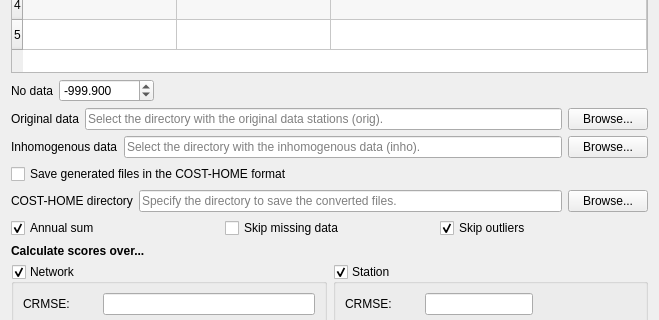
Above: GSIMCLI/interface/tools.benchmark.ui from iled/gsimcli before the change; both pictures show x 0 to 659 and y 188 to 508 of the 659 by 701 pixel window. Below: the same form after it.
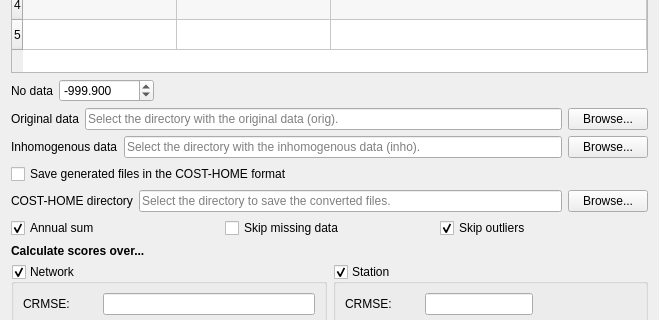
That is the form after the change.

Commit message: browse folder dialogs dialogs to the browse buttons of: orig data, inho data, save cost files. preserves the previously selected directory.

Patch:
```diff
--- a/GSIMCLI/interface/tools.benchmark.ui
+++ b/GSIMCLI/interface/tools.benchmark.ui
@@ -169,7 +169,7 @@
      <item>
       <widget class="QLineEdit" name="lineOrig">
        <property name="placeholderText">
-        <string>Select the directory with the original data stations (orig).</string>
+        <string>Select the directory with the original data (orig).</string>
        </property>
       </widget>
      </item>
@@ -232,7 +232,7 @@
         <bool>true</bool>
        </property>
        <property name="placeholderText">
-        <string>Specify the directory to save the converted files.</string>
+        <string>Select the directory to save the converted files.</string>
        </property>
       </widget>
      </item>
```
The commit also changes 1 other file.
